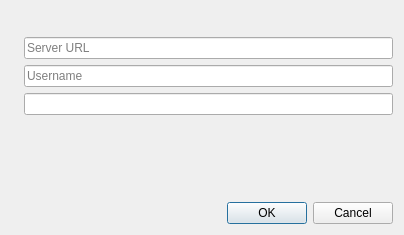
gisquick/gisquick-settings, file plugin/ui/settings.ui: the form before one commit.
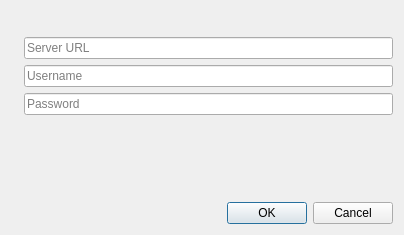
The form after the commit. Icons and pictures are not drawn. Custom widgets are drawn as their Qt base class.

```diff
--- a/plugin/ui/settings.ui
+++ b/plugin/ui/settings.ui
@@ -118,7 +118,11 @@
     </widget>
    </item>
    <item row="5" column="1">
-    <widget class="QgsPasswordLineEdit" name="password"/>
+    <widget class="QgsPasswordLineEdit" name="password">
+     <property name="placeholderText">
+      <string>Password</string>
+     </property>
+    </widget>
    </item>
   </layout>
  </widget>
```
